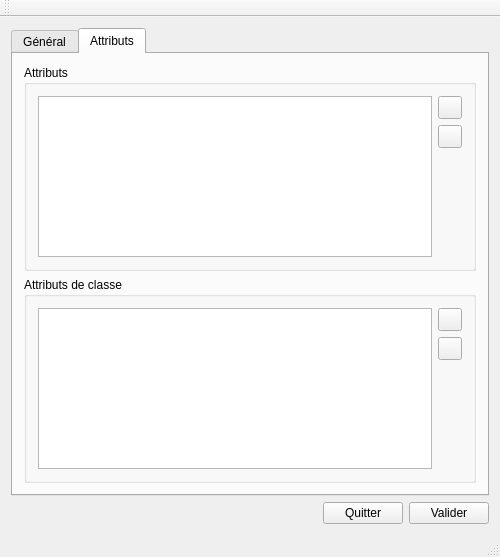
rovalette/metacc, file metacc/mainwindow.ui: the form before one commit.
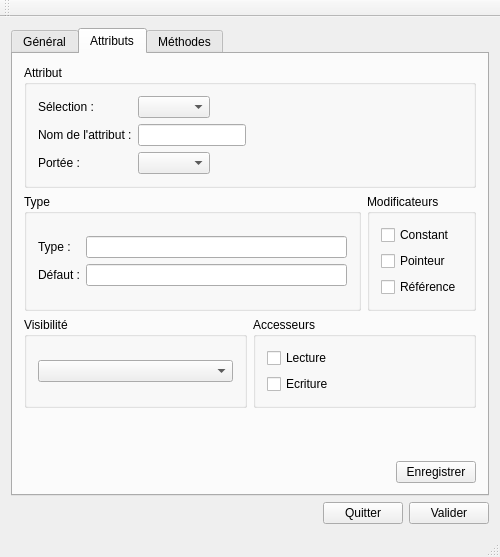
The form after the commit. The open tabs and pages were chosen to show the change. Icons and pictures are not drawn.

Patch:
```diff
--- a/metacc/mainwindow.ui
+++ b/metacc/mainwindow.ui
@@ -126,18 +126,18 @@
         <item>
          <widget class="QGroupBox" name="groupBox_3">
           <property name="title">
-           <string>Attributs</string>
+           <string>Attribut</string>
           </property>
           <layout class="QHBoxLayout" name="horizontalLayout_2">
            <item>
-            <widget class="QListView" name="listView"/>
-           </item>
-           <item>
-            <layout class="QVBoxLayout" name="verticalLayout_5">
-             <item>
-              <widget class="QToolButton" name="toolButton">
+            <layout class="QFormLayout" name="formLayout_3">
+             <property name="fieldGrowthPolicy">
+              <enum>QFormLayout::FieldsStayAtSizeHint</enum>
+             </property>
+             <item row="0" column="0">
+              <widget class="QLabel" name="label_4">
                <property name="text">
-                <string/>
+                <string>Sélection :</string>
                </property>
                <property name="icon">
                 <iconset>
@@ -145,10 +145,13 @@
                </property>
               </widget>
              </item>
-             <item>
-              <widget class="QToolButton" name="toolButton_2">
+             <item row="0" column="1">
+              <widget class="QComboBox" name="comboBox_3"/>
+             </item>
+             <item row="1" column="0">
+              <widget class="QLabel" name="label_5">
                <property name="text">
-                <string/>
+                <string>Nom de l'attribut :</string>
                </property>
                <property name="icon">
                 <iconset>
@@ -156,18 +159,18 @@
                </property>
               </widget>
              </item>
-             <item>
-              <spacer name="verticalSpacer_3">
-               <property name="orientation">
-                <enum>Qt::Vertical</enum>
+             <item row="1" column="1">
+              <widget class="QLineEdit" name="lineEdit_2"/>
+             </item>
+             <item row="2" column="0">
+              <widget class="QLabel" name="label_7">
+               <property name="text">
+                <string>Portée :</string>
                </property>
-               <property name="sizeHint" stdset="0">
-                <size>
-                 <width>20</width>
-                 <height>40</height>
-                </size>
-               </property>
-              </spacer>
+              </widget>
+             </item>
+             <item row="2" column="1">
+              <widget class="QComboBox" name="comboBox_4"/>
              </item>
             </layout>
            </item>
@@ -175,20 +178,103 @@
          </widget>
         </item>
         <item>
-         <widget class="QGroupBox" name="groupBox_4">
-          <property name="title">
-           <string>Attributs de classe</string>
-          </property>
-          <layout class="QHBoxLayout" name="horizontalLayout_3">
-           <item>
-            <widget class="QListView" name="listView_2"/>
-           </item>
-           <item>
+         <layout class="QHBoxLayout" name="horizontalLayout_4">
+          <item>
+           <widget class="QGroupBox" name="groupBox_4">
+            <property name="title">
+             <string>Type</string>
+            </property>
+            <layout class="QHBoxLayout" name="horizontalLayout_3">
+             <item>
+              <layout class="QFormLayout" name="formLayout_4">
+               <property name="formAlignment">
+                <set>Qt::AlignCenter</set>
+               </property>
+               <item row="0" column="0">
+                <widget class="QLabel" name="label_6">
+                 <property name="text">
+                  <string>Type :</string>
+                 </property>
+                </widget>
+               </item>
+               <item row="0" column="1">
+                <widget class="QLineEdit" name="lineEdit_3"/>
+               </item>
+               <item row="1" column="0">
+                <widget class="QLabel" name="label_8">
+                 <property name="text">
+                  <string>Défaut :</string>
+                 </property>
+                </widget>
+               </item>
+               <item row="1" column="1">
+                <widget class="QLineEdit" name="lineEdit_4"/>
+               </item>
+              </layout>
+             </item>
+            </layout>
+           </widget>
+          </item>
+          <item>
+           <widget class="QGroupBox" name="groupBox_6">
+            <property name="title">
+             <string>Modificateurs</string>
+            </property>
+            <layout class="QHBoxLayout" name="horizontalLayout_6">
+             <item>
+              <layout class="QVBoxLayout" name="verticalLayout_5">
+               <item>
+                <widget class="QCheckBox" name="checkBox">
+                 <property name="text">
+                  <string>Constant</string>
+                 </property>
+                </widget>
+               </item>
+               <item>
+                <widget class="QCheckBox" name="checkBox_2">
+                 <property name="text">
+                  <string>Pointeur</string>
+                 </property>
+                </widget>
+               </item>
+               <item>
+                <widget class="QCheckBox" name="checkBox_3">
+                 <property name="text">
+                  <string>Référence</string>
+                 </property>
+                </widget>
+               </item>
+              </layout>
+             </item>
+            </layout>
+           </widget>
+          </item>
+         </layout>
+        </item>
+        <item>
+         <layout class="QHBoxLayout" name="horizontalLayout_7">
+          <item>
+           <widget class="QGroupBox" name="groupBox_5">
+            <property name="title">
+             <string>Visibilité</string>
+            </property>
+            <layout class="QHBoxLayout" name="horizontalLayout_5">
+             <item>
+              <widget class="QComboBox" name="comboBox_5"/>
+             </item>
+            </layout>
+           </widget>
+          </item>
+          <item>
+           <widget class="QGroupBox" name="groupBox_7">
+            <property name="title">
+             <string>Accesseurs</string>
+            </property>
             <layout class="QVBoxLayout" name="verticalLayout_6">
              <item>
-              <widget class="QToolButton" name="toolButton_3">
+              <widget class="QCheckBox" name="checkBox_4">
                <property name="text">
-                <string/>
+                <string>Lecture</string>
                </property>
                <property name="icon">
                 <iconset>
@@ -197,9 +283,9 @@
               </widget>
              </item>
              <item>
-              <widget class="QToolButton" name="toolButton_4">
+              <widget class="QCheckBox" name="checkBox_5">
                <property name="text">
-                <string/>
+                <string>Ecriture</string>
                </property>
                <property name="icon">
                 <iconset>
@@ -207,38 +293,60 @@
                </property>
               </widget>
              </item>
-             <item>
-              <spacer name="verticalSpacer_4">
-               <property name="orientation">
-                <enum>Qt::Vertical</enum>
-               </property>
-               <property name="sizeHint" stdset="0">
-                <size>
-                 <width>20</width>
-                 <height>40</height>
-                </size>
-               </property>
-              </spacer>
-             </item>
             </layout>
-           </item>
-          </layout>
-         </widget>
+           </widget>
+          </item>
+         </layout>
         </item>
         <item>
-         <spacer name="verticalSpacer_2">
+         <spacer name="verticalSpacer_3">
           <property name="orientation">
            <enum>Qt::Vertical</enum>
           </property>
           <property name="sizeHint" stdset="0">
            <size>
             <width>20</width>
-            <height>1</height>
+            <height>40</height>
            </size>
           </property>
          </spacer>
         </item>
+        <item>
+         <layout class="QHBoxLayout" name="horizontalLayout_8">
+          <item>
+           <spacer name="horizontalSpacer_2">
+            <property name="orientation">
+             <enum>Qt::Horizontal</enum>
+            </property>
+            <property name="sizeHint" stdset="0">
+             <size>
+              <width>40</width>
+              <height>20</height>
+             </size>
+            </property>
+           </spacer>
+          </item>
+          <item>
+           <widget class="QPushButton" name="pushButton">
+            <property name="text">
+             <string>Enregistrer</string>
+            </property>
+           </widget>
+          </item>
+         </layout>
+        </item>
        </layout>
+       <zorder>groupBox_3</zorder>
+       <zorder>horizontalLayoutWidget_2</zorder>
+       <zorder>checkBox_3</zorder>
+       <zorder>horizontalLayoutWidget_3</zorder>
+       <zorder>horizontalLayoutWidget_4</zorder>
+       <zorder>verticalSpacer_3</zorder>
+      </widget>
+      <widget class="QWidget" name="tab_3">
+       <attribute name="title">
+        <string>Méthodes</string>
+       </attribute>
       </widget>
      </widget>
     </item>
```
Left out of the diff: 22 changed lines with no effect on the pictures.
